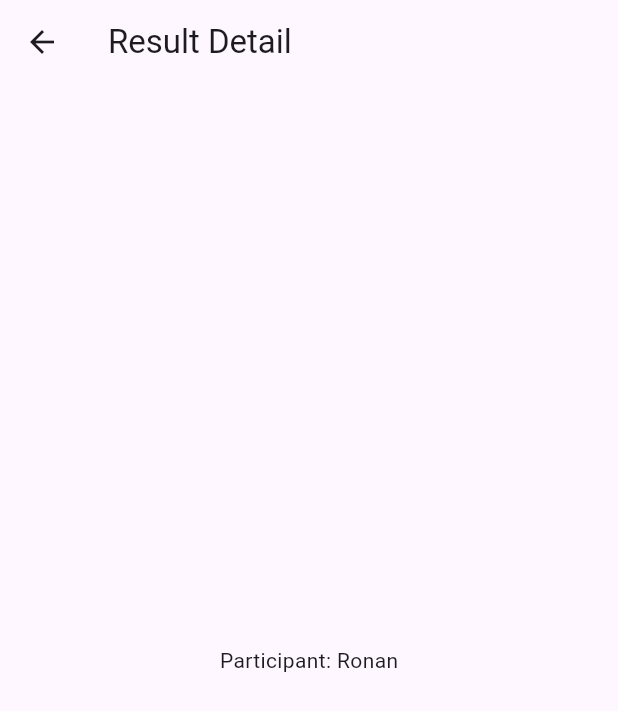
After one commit to LaySatya/Final-Project-Flutter-G27, a Flutter app: the screen it shows after launch, item 4 of the bottom bar chosen, after a tap on the "info outline" icon, on a phone screen of 412 x 824 dp. The commit adds this screen. Shown: the top 711 px of the screen. Run offline on Flutter 3.47's test engine with Material 3 defaults, Android fonts, the phone set to English and light mode, and no system bars.

Commit message:
add-detail-button

```diff
--- /dev/null
+++ b/lib/ui/screens/result/result_detail_screen.dart
@@ -0,0 +1,22 @@
+import 'package:flutter/material.dart';
+import 'package:race_tracking_app/models/participant.dart';
+
+class ResultDetailScreen extends StatelessWidget {
+  final Participant participant;
+
+  const ResultDetailScreen({Key? key, required this.participant}) : super(key: key);
+
+  @override
+  Widget build(BuildContext context) {
+    return Scaffold(
+      appBar: AppBar(
+        title: Text('Result Detail'),
+      ),
+      body: Center(
+        child: Text(
+          'Participant: ${participant.name}',
+        ),
+      ),
+    );
+  }
+}
--- a/lib/ui/screens/result/widgets/animation_participant_tile.dart
+++ b/lib/ui/screens/result/widgets/animation_participant_tile.dart
@@ -1,5 +1,6 @@
 import 'package:flutter/material.dart';
 import 'package:race_tracking_app/models/participant.dart';
+import 'package:race_tracking_app/ui/screens/result/result_detail_screen.dart';
 import 'package:race_tracking_app/ui/utils/rank_utils.dart';
 
 class AnimatedParticipantTile extends StatelessWidget {
@@ -44,6 +45,20 @@ class AnimatedParticipantTile extends StatelessWidget {
                   Expanded(flex: 4, child: Text(participant.name)),
                   Expanded(flex: 3, child: Text(formattedTime)),
 
+                  // Detail icon button click to see detail screen
+                  IconButton(
+                    icon: const Icon(Icons.info_outline),
+                    color: Colors.grey[700],
+                    tooltip: 'View Details',
+                    onPressed: () {
+                      Navigator.push(
+                        context,
+                        MaterialPageRoute(
+                          builder: (_) => ResultDetailScreen(participant: participant),
+                        ),
+                      );
+                    },
+                  ),
                 ],
               ),
             ),
```
